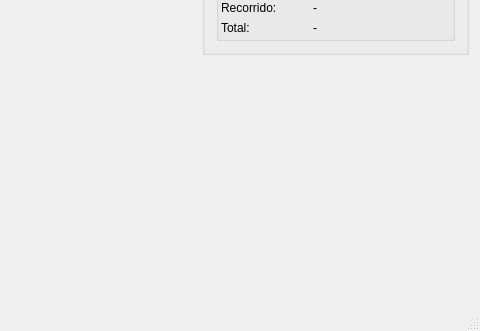
This is gui/qt/IA2013TPIRLGUI/mainwindow.ui in ssebastianj/ia2013-tpi-rl as Qt 5 draws it before an edit; both pictures show x 420 to 900 and y 544 to 875 of the 900 by 875 pixel window. The edited form follows.
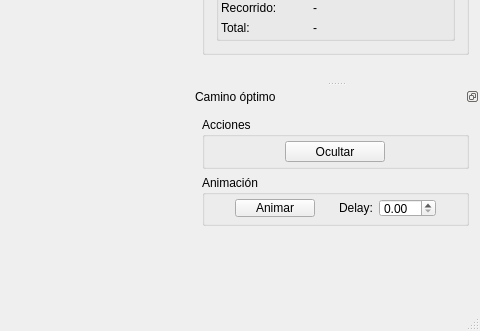
This is the edited form. Icons and pictures are not drawn.

Commit message: Agregados mensajes descriptivos en barra de estado al finalizar el Entrenamiento y Recorrido. Ahora se muestra el camino óptimo al finalizar el Recorrido con posibilidad de mostrarlo/ocultar. TODO: mejorar la animación del camino óptimo.

```diff
--- a/gui/qt/IA2013TPIRLGUI/mainwindow.ui
+++ b/gui/qt/IA2013TPIRLGUI/mainwindow.ui
@@ -1132,6 +1132,12 @@
    </widget>
   </widget>
   <widget class="QDockWidget" name="dwMetricas">
+   <property name="maximumSize">
+    <size>
+     <width>524287</width>
+     <height>430</height>
+    </size>
+   </property>
    <property name="locale">
     <locale language="Spanish" country="Argentina"/>
    </property>
@@ -1626,6 +1632,159 @@
     </layout>
    </widget>
   </widget>
+  <widget class="QDockWidget" name="dwCaminoOptimo">
+   <property name="maximumSize">
+    <size>
+     <width>524287</width>
+     <height>150</height>
+    </size>
+   </property>
+   <property name="features">
+    <set>QDockWidget::DockWidgetFloatable|QDockWidget::DockWidgetMovable</set>
+   </property>
+   <property name="windowTitle">
+    <string>Camino óptimo</string>
+   </property>
+   <attribute name="dockWidgetArea">
+    <number>2</number>
+   </attribute>
+   <widget class="QWidget" name="dockWidgetContents_2">
+    <layout class="QGridLayout" name="gridLayout_25">
+     <item row="0" column="0">
+      <widget class="QGroupBox" name="groupBox">
+       <property name="title">
+        <string>Acciones</string>
+       </property>
+       <layout class="QGridLayout" name="gridLayout_26">
+        <property name="topMargin">
+         <number>4</number>
+        </property>
+        <property name="bottomMargin">
+         <number>4</number>
+        </property>
+        <item row="0" column="0">
+         <widget class="QPushButton" name="btnCOShowHide">
+          <property name="maximumSize">
+           <size>
+            <width>100</width>
+            <height>16777215</height>
+           </size>
+          </property>
+          <property name="text">
+           <string>Ocultar</string>
+          </property>
+         </widget>
+        </item>
+       </layout>
+      </widget>
+     </item>
+     <item row="1" column="0">
+      <widget class="QGroupBox" name="groupBox_2">
+       <property name="title">
+        <string>Animación</string>
+       </property>
+       <layout class="QGridLayout" name="gridLayout_28">
+        <property name="topMargin">
+         <number>4</number>
+        </property>
+        <property name="bottomMargin">
+         <number>6</number>
+        </property>
+        <item row="0" column="1">
+         <layout class="QGridLayout" name="gridLayout_27">
+          <item row="0" column="0">
+           <widget class="QPushButton" name="btnCOAnimCancel">
+            <property name="maximumSize">
+             <size>
+              <width>80</width>
+              <height>16777215</height>
+             </size>
+            </property>
+            <property name="text">
+             <string>Animar</string>
+            </property>
+           </widget>
+          </item>
+          <item row="0" column="2">
+           <widget class="QLabel" name="label_18">
+            <property name="text">
+             <string>Delay:</string>
+            </property>
+            <property name="buddy">
+             <cstring>sbCOAnimDelay</cstring>
+            </property>
+           </widget>
+          </item>
+          <item row="0" column="1">
+           <spacer name="horizontalSpacer_4">
+            <property name="orientation">
+             <enum>Qt::Horizontal</enum>
+            </property>
+            <property name="sizeHint" stdset="0">
+             <size>
+              <width>40</width>
+              <height>20</height>
+             </size>
+            </property>
+           </spacer>
+          </item>
+          <item row="0" column="3">
+           <widget class="QDoubleSpinBox" name="sbCOAnimDelay">
+            <property name="suffix">
+             <string/>
+            </property>
+            <property name="maximum">
+             <double>30.000000000000000</double>
+            </property>
+           </widget>
+          </item>
+         </layout>
+        </item>
+        <item row="0" column="0">
+         <spacer name="horizontalSpacer_5">
+          <property name="orientation">
+           <enum>Qt::Horizontal</enum>
+          </property>
+          <property name="sizeHint" stdset="0">
+           <size>
+            <width>40</width>
+            <height>20</height>
+           </size>
+          </property>
+         </spacer>
+        </item>
+        <item row="0" column="2">
+         <spacer name="horizontalSpacer_7">
+          <property name="orientation">
+           <enum>Qt::Horizontal</enum>
+          </property>
+          <property name="sizeHint" stdset="0">
+           <size>
+            <width>40</width>
+            <height>20</height>
+           </size>
+          </property>
+         </spacer>
+        </item>
+       </layout>
+      </widget>
+     </item>
+     <item row="2" column="0">
+      <spacer name="verticalSpacer_2">
+       <property name="orientation">
+        <enum>Qt::Vertical</enum>
+       </property>
+       <property name="sizeHint" stdset="0">
+        <size>
+         <width>20</width>
+         <height>40</height>
+        </size>
+       </property>
+      </spacer>
+     </item>
+    </layout>
+   </widget>
+  </widget>
   <action name="actionAppSalir">
    <property name="text">
     <string>Salir</string>
```
Left out of the diff: 334 changed lines with no effect on the pictures. Lines whose indentation alone changed are shown as unchanged. The commit also changes 8 other files.
